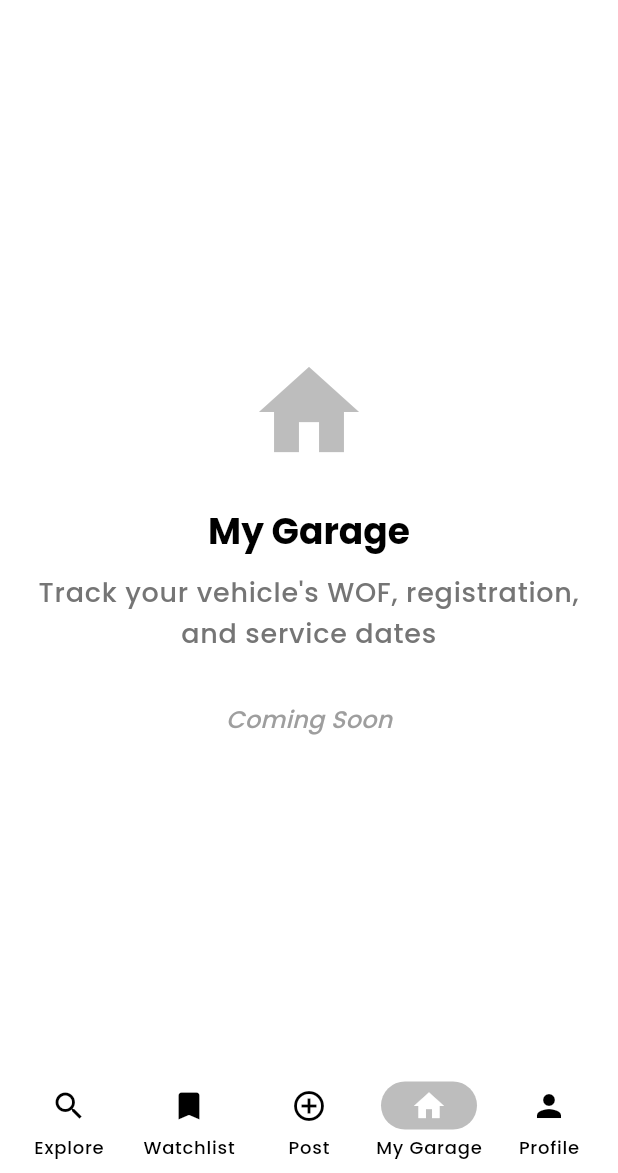
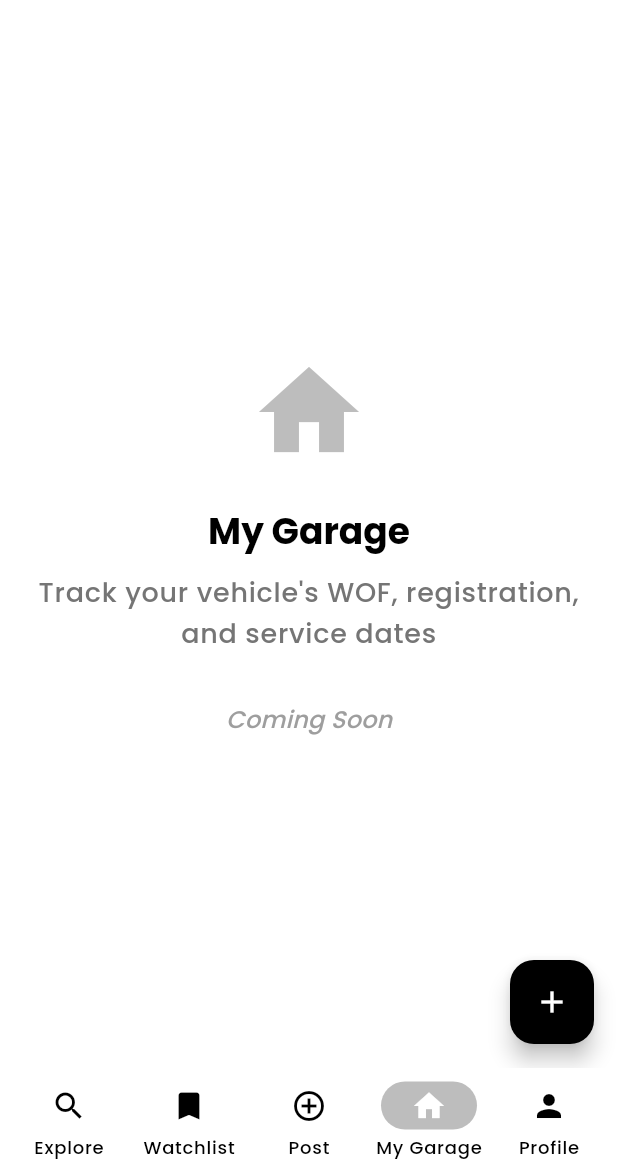
Before and after one commit to joengelena/aurae-beauty-app, a Flutter app: the GaragePage screen opened by its route, on a phone screen of 412 x 824 dp, the part 63-1236 px from its top. Run offline on Flutter 3.47's test engine with Material 3 defaults, Android fonts, the phone set to English and light mode, and no system bars; our stand-ins replace flutter_secure_storage, go_router, image_picker, smooth_page_indicator; missing offline and left inert: dart:js_interop, fetch_client; accounts and stored records are empty; network calls fail.

Commit message:
Add a flaoting action button on the garage page

```diff
--- a/lib/presentation/pages/garage_page.dart
+++ b/lib/presentation/pages/garage_page.dart
@@ -44,6 +44,12 @@ class GaragePage extends StatelessWidget {
           ),
         ),
       ),
+      floatingActionButton: FloatingActionButton(
+        onPressed: () {
+          // TODO: Navigate to add vehicle page
+        },
+        child: const Icon(Icons.add),
+      ),
     );
   }
 }
```
